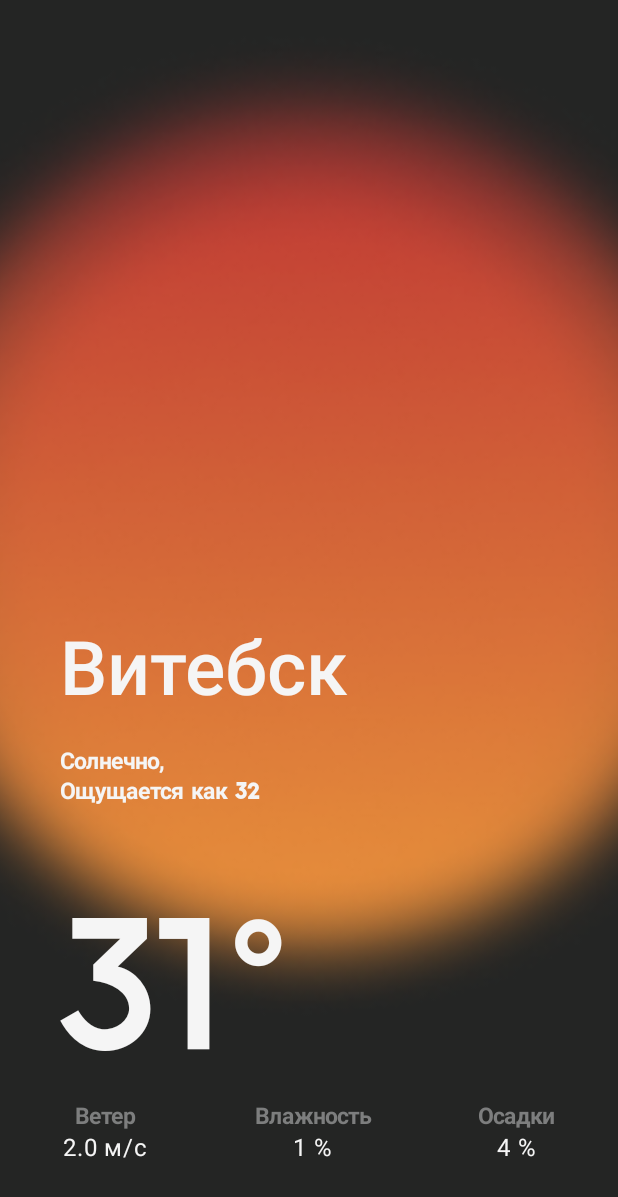
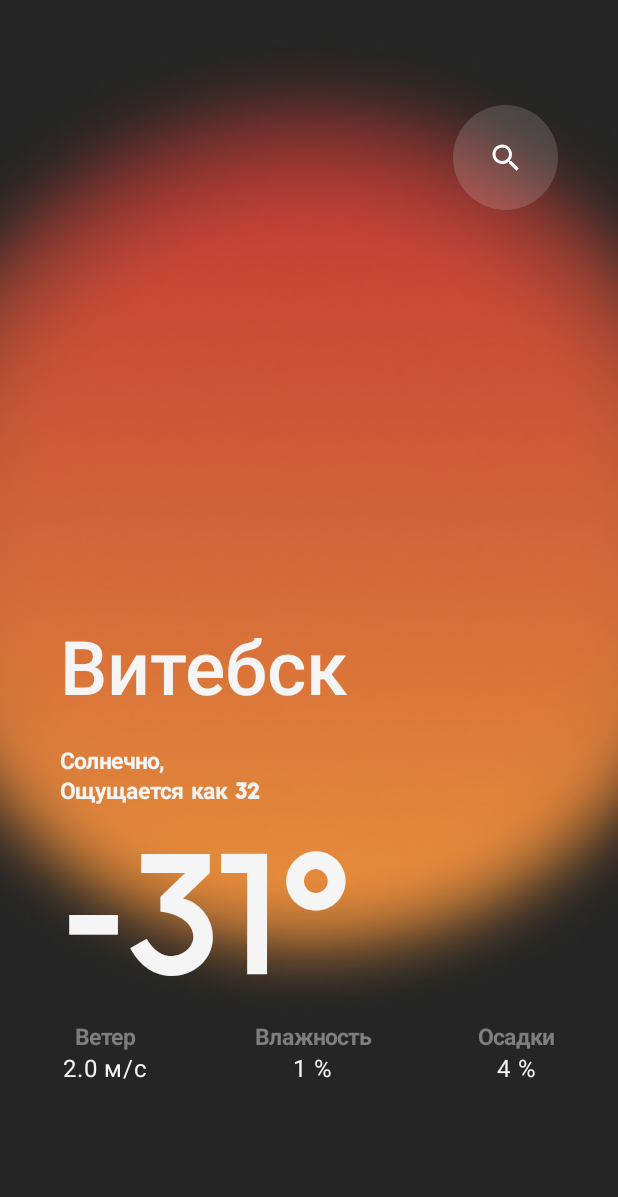
Before and after one commit to OGsinister/RainyDays, an Android app built with Jetpack Compose: the screen it shows after launch (MainActivity), on a phone screen of 412 x 824 dp. Shown: the top 1197 px of the screen. Run offline under Robolectric (Android 15) with nearby library versions, the phone set to English and light mode, and no system bars; our stand-ins replace Dagger/Hilt's generated code.

Commit message:
Закончил разметку основного экрана

```diff
--- a/app/src/main/java/com/example/rainydays/MainActivity.kt
+++ b/app/src/main/java/com/example/rainydays/MainActivity.kt
@@ -3,12 +3,9 @@ package com.example.rainydays
 import android.os.Bundle
 import androidx.activity.ComponentActivity
 import androidx.activity.compose.setContent
-import androidx.compose.foundation.Image
-import androidx.compose.foundation.layout.Box
 import androidx.compose.foundation.layout.Column
 import androidx.compose.foundation.layout.fillMaxSize
 import androidx.compose.foundation.layout.systemBarsPadding
-import androidx.compose.material3.Surface
 import androidx.compose.runtime.Composable
 import androidx.compose.ui.Modifier
 import androidx.compose.ui.draw.paint
@@ -19,11 +16,11 @@ import androidx.navigation.compose.NavHost
 import androidx.navigation.compose.composable
 import androidx.navigation.compose.rememberNavController
 import com.example.core_data.model.Location
-import com.example.rainydays.navigation.Screens
 import com.example.rainydays.feature_favorite.ui.FavoritesScreen
 import com.example.rainydays.feature_forecast.ui.ForecastScreen
+import com.example.rainydays.feature_search_city.ui.SearchingScreen
 import com.example.rainydays.feature_weather.ui.MainScreen
-import com.example.rainydays.feature_search_city.ui.SearchingScreen
+import com.example.rainydays.navigation.Screens
 import com.example.rainydays.ui.theme.RainyDaysTheme
 import dagger.hilt.android.AndroidEntryPoint
 
@@ -41,8 +38,8 @@ class MainActivity : ComponentActivity() {
                     conditionText = "Солнечно",
                     feelsLikeTemp = 32.0,
                     humidity = 1,
-                    icon = "R.drawable.ic_sunny_image",
-                    temperature = 31.0,
+                    icon = "R.drawable.c_sunny_image",
+                    temperature = -31.0,
                     wind = 2.0
                 )
                 Column(
--- a/feature_weather/src/main/java/com/example/rainydays/feature_weather/ui/WeatherScreen.kt
+++ b/feature_weather/src/main/java/com/example/rainydays/feature_weather/ui/WeatherScreen.kt
@@ -1,5 +1,6 @@
 package com.example.rainydays.feature_weather.ui
 
+import androidx.compose.foundation.background
 import androidx.compose.foundation.layout.Arrangement
 import androidx.compose.runtime.Composable
 import androidx.compose.foundation.layout.Column
@@ -8,13 +9,19 @@ import androidx.compose.foundation.layout.Spacer
 import androidx.compose.foundation.layout.fillMaxSize
 import androidx.compose.foundation.layout.fillMaxWidth
 import androidx.compose.foundation.layout.padding
-import androidx.compose.material3.MaterialTheme
+import androidx.compose.foundation.layout.size
+import androidx.compose.foundation.shape.CircleShape
+import androidx.compose.material.icons.Icons
+import androidx.compose.material.icons.filled.Search
+import androidx.compose.material3.Icon
+import androidx.compose.material3.IconButton
 import androidx.compose.material3.Text
 import androidx.compose.ui.Alignment
 import androidx.compose.ui.Modifier
+import androidx.compose.ui.draw.clip
 import androidx.compose.ui.graphics.Color
+import androidx.compose.ui.text.style.TextOverflow
 import androidx.compose.ui.unit.dp
-import androidx.compose.ui.unit.sp
 import com.example.core_data.model.Location
 import com.example.rainydays.feature_weather.utils.Symbols
 
@@ -25,27 +32,61 @@ fun MainScreen(location: Location) {
             .fillMaxSize()
             .padding(start = 40.dp, end = 40.dp)
     ){
-        Column(modifier = Modifier.weight(1f)) {
+        Column(
+            modifier = Modifier
+                .weight(1f)
+                .padding(top = 70.dp)
+                .fillMaxWidth(),
+            verticalArrangement = Arrangement.Top,
+            horizontalAlignment = Alignment.End
+        ) {
+            Column(
+                modifier = Modifier
+                    .clip(CircleShape)
+                    .size(70.dp)
+                    .background(Color.White.copy(alpha = 0.15f)),
+                verticalArrangement = Arrangement.Center,
+                horizontalAlignment = Alignment.CenterHorizontally
+            ){
+                IconButton(
+                    onClick = {
 
+                    }
+                ) {
+                    Icon(
+                        Icons.Default.Search,
+                        contentDescription = null,
+                        tint = Color.White
+                    )
+                }
+            }
         }
         Column(
             modifier = Modifier
                 .fillMaxWidth()
                 .weight(1f)
         ){
+            Column(
+                modifier = Modifier.fillMaxWidth()
+            ){
                 CitySection(location)
+            }
+            Column(
+                modifier = Modifier.fillMaxWidth()
+            ){
                 TemperatureSection(location)
+            }
+            Column(
+                modifier = Modifier.fillMaxWidth()
+            ){
                 MoreInfoSection(location)
+            }
         }
     }
 }
 
 @Composable
 fun CitySection(location: Location) {
-    Column(
-        modifier = Modifier
-            .fillMaxWidth()
-    ) {
     Row(
         modifier = Modifier
             .fillMaxWidth()
@@ -53,7 +94,9 @@ fun CitySection(location: Location) {
         Text(
             text = location.cityName,
             color = mainColor,
-                style = WeatherTypography.titleLarge
+            style = WeatherTypography.titleLarge,
+            maxLines = 1,
+            overflow = TextOverflow.Ellipsis
             //fontSize = 50.sp,
         )
         /* Icon(
@@ -69,38 +112,39 @@ fun CitySection(location: Location) {
         Text(
             text = "${location.conditionText},",
             color = mainColor,
-                style = WeatherTypography.titleMedium
+            style = WeatherTypography.titleMedium,
+            maxLines = 1,
+            overflow = TextOverflow.Ellipsis
             //fontSize = 15.sp,
         )
         Text(
             text = "Ощущается как ${location.feelsLikeTemp.toInt()}",
             color = mainColor,
-                style = WeatherTypography.titleMedium
+            style = WeatherTypography.titleMedium,
+            maxLines = 1,
+            overflow = TextOverflow.Ellipsis
             //fontSize = 15.sp,
         )
-        }
-        Spacer(modifier = Modifier.padding(20.dp))
     }
 }
 @Composable
 fun TemperatureSection(location: Location){
-    Column(
-        modifier = Modifier
-            .fillMaxWidth()
-    ){
     Row{
         Text(
             text = "${location.temperature.toInt()}",
             color = mainColor,
-                style = WeatherTypography.headlineLarge
+            style = WeatherTypography.headlineLarge,
+            maxLines = 1,
+            overflow = TextOverflow.Ellipsis
             //fontSize = 120.sp,
         )
         Text(
             text = Symbols.celsius,
             style = WeatherTypography.headlineLarge,
-                color = mainColor
+            color = mainColor,
+            maxLines = 1,
+            overflow = TextOverflow.Ellipsis
         )
-        }
     }
 }
 
@@ -121,7 +165,9 @@ fun MoreInfoSection(location: Location){
             Text(
                 text = "Ветер",
                 color = bottomTextColor,
-                style = WeatherTypography.titleMedium
+                style = WeatherTypography.titleMedium,
+                maxLines = 1,
+                overflow = TextOverflow.Ellipsis
                 //fontSize = 15.sp
             )
             Text(
@@ -138,7 +184,9 @@ fun MoreInfoSection(location: Location){
             Text(
                 text = "Влажность",
                 color = bottomTextColor,
-                style = WeatherTypography.titleMedium
+                style = WeatherTypography.titleMedium,
+                maxLines = 1,
+                overflow = TextOverflow.Ellipsis
             )
             Text(
                 text = "${location.humidity} ${Symbols.percent}",
@@ -154,7 +202,9 @@ fun MoreInfoSection(location: Location){
             Text(
                 text = "Осадки",
                 color = bottomTextColor,
-                style = WeatherTypography.titleMedium
+                style = WeatherTypography.titleMedium,
+                maxLines = 1,
+                overflow = TextOverflow.Ellipsis
             )
             Text(
                 text = "${location.cloud} ${Symbols.percent}",
--- a/feature_weather/src/main/java/com/example/rainydays/feature_weather/ui/WeatherType.kt
+++ b/feature_weather/src/main/java/com/example/rainydays/feature_weather/ui/WeatherType.kt
@@ -4,7 +4,6 @@ import androidx.compose.material3.Typography
 import androidx.compose.ui.text.TextStyle
 import androidx.compose.ui.text.font.Font
 import androidx.compose.ui.text.font.FontFamily
-import androidx.compose.ui.text.font.FontStyle
 import androidx.compose.ui.text.font.FontWeight
 import androidx.compose.ui.unit.sp
 import com.example.feature_weather.R
@@ -13,10 +12,7 @@ val fonts = FontFamily(
     Font(R.font.pontiac_black),
     Font(R.font.pontiac_bold, weight = FontWeight.Bold),
     Font(R.font.pontiac_light, weight = FontWeight.Light),
-    Font(R.font.pontiac_regular, weight = FontWeight.Normal),
-    Font(R.font.pontiac_regular_italic, weight = FontWeight.Normal,
-        style = FontStyle.Italic
-   )
+    Font(R.font.pontiac_regular, weight = FontWeight.Normal)
 )
 
 val WeatherTypography = Typography(
@@ -38,6 +34,6 @@ val WeatherTypography = Typography(
     headlineLarge = TextStyle(
         fontFamily = fonts,
         fontWeight = FontWeight.ExtraBold,
-        fontSize = 120.sp
+        fontSize = 110.sp
     )
 )
```
Also changed, not shown: feature_weather/src/main/res/font/pontiac_black.otf, feature_weather/src/main/res/font/pontiac_black_italic.otf (deleted), feature_weather/src/main/res/font/pontiac_bold.otf, feature_weather/src/main/res/font/pontiac_bold_italic.otf (deleted), feature_weather/src/main/res/font/pontiac_light.otf, feature_weather/src/main/res/font/pontiac_light_italic.otf (deleted), feature_weather/src/main/res/font/pontiac_regular.otf, feature_weather/src/main/res/font/pontiac_regular_italic.otf (deleted). Lines whose indentation alone changed are shown as unchanged.
